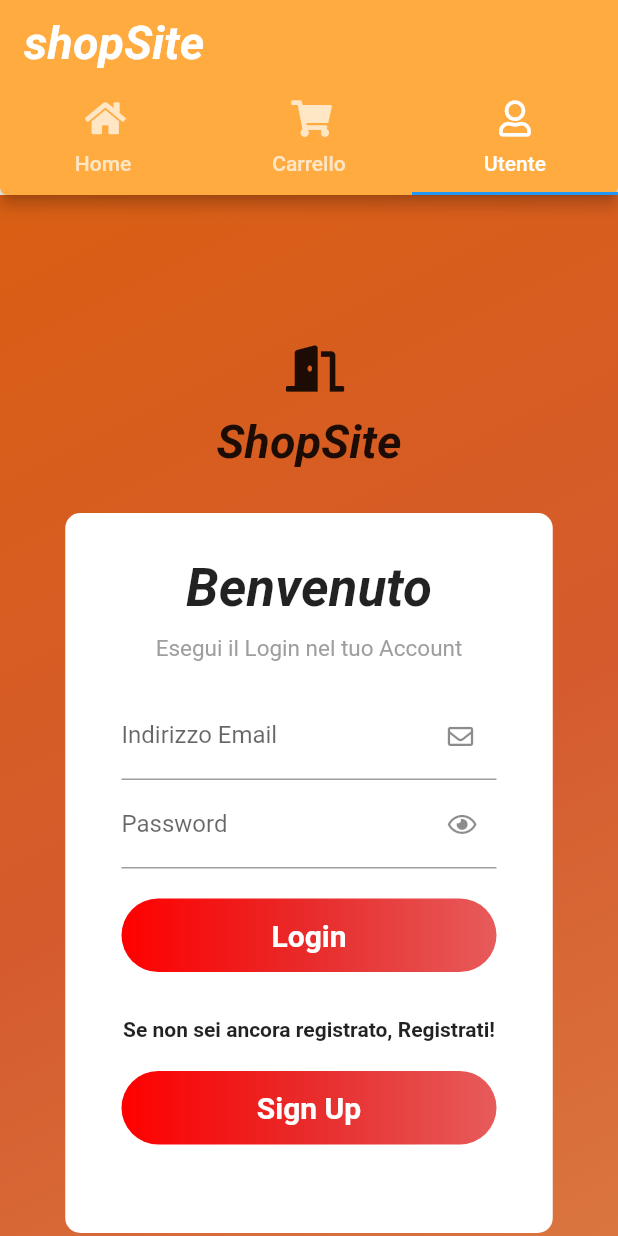
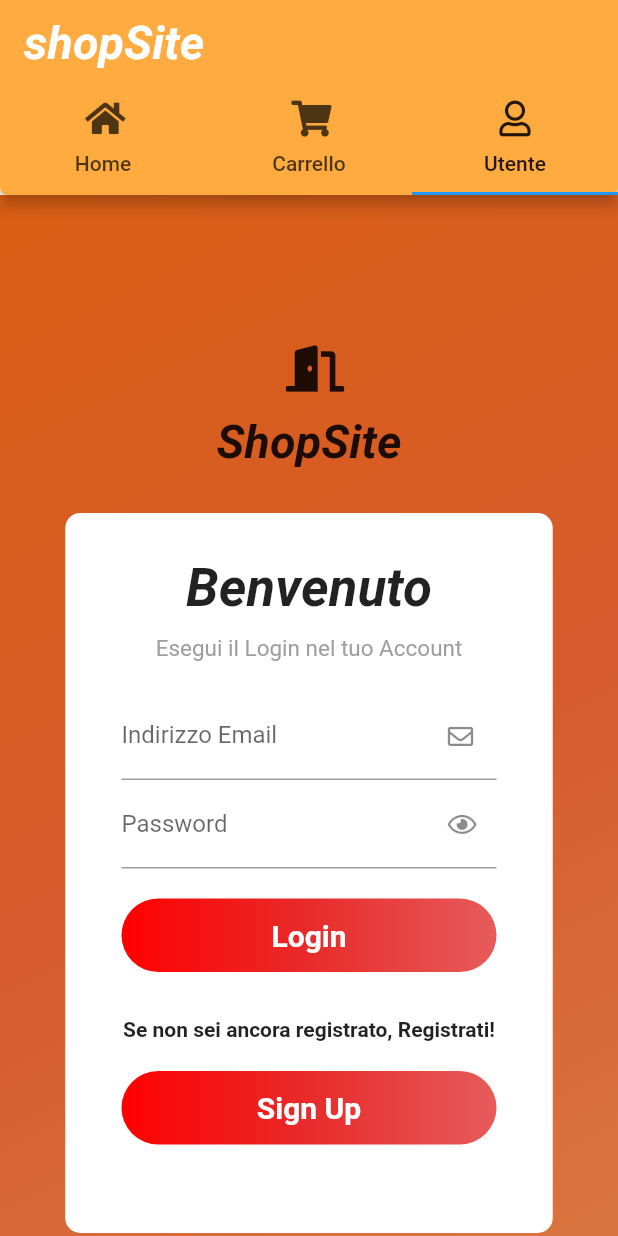
Before and after one commit to Matteio/ecommerce-front-flutter, a Flutter app: the screen it shows after launch, tab 3 chosen, on a phone screen of 412 x 824 dp. Run offline on Flutter 3.47's test engine with Material 2 defaults, Android fonts, the phone set to English and light mode, and no system bars; our stand-ins replace font_awesome_flutter, get; missing offline and left inert: dart:html; network calls fail.

```diff
--- a/lib/InterfacciaGrafica/App.dart
+++ b/lib/InterfacciaGrafica/App.dart
@@ -1,5 +1,8 @@
 import 'package:flutter/material.dart';
+import 'package:front_shop/InterfacciaGrafica/pagine/Cart.dart';
+import 'package:front_shop/InterfacciaGrafica/pagine/Home.dart';
 import 'package:front_shop/InterfacciaGrafica/pagine/Layout.dart';
+import 'package:front_shop/InterfacciaGrafica/pagine/Login.dart';
 import 'package:front_shop/model/support/Constants.dart';
 import 'package:flutter_localizations/flutter_localizations.dart';
 import 'package:provider/provider.dart';
@@ -12,25 +15,19 @@ class App extends StatelessWidget{
     return MaterialApp(
       title: Constants.APP_NAME,
       theme: ThemeData(
-        primaryColor: Colors.purple
+        primaryColor: Colors.orangeAccent
       ),
       debugShowCheckedModeBanner: false,
       home: Layout(title: Constants.APP_NAME),
+      /*initialRoute: "LayoutPage",
+      routes: {
+        "/":(context)=>Layout(title: Constants.APP_NAME),
+        "HomePage":(context)=>Home(),
+        "LoginPage":(context)=>Login(),
+        "CartPage":(context)=>Cart(),
+        "LayoutPage":(context)=>Layout(title: Constants.APP_NAME),
+      },*/
     );
   }//build
 
-  /*
-  @override
-  Widget build(BuildContext context){
-    return ChangeNotifierProvider<ProdProv>(
-      create: (context) => ProdProv(),
-      child:  MaterialApp(
-        debugShowCheckedModeBanner: false,
-        home: ProdottiAdmin(),
-        //home: Layout(title: Constants.APP_NAME),
-      ),
-    );
-  }//build
-  */
-
 }//App
--- a/lib/InterfacciaGrafica/pagine/Layout.dart
+++ b/lib/InterfacciaGrafica/pagine/Layout.dart
@@ -1,3 +1,5 @@
+import 'dart:io';
+
 import 'package:flutter/material.dart';
 import 'package:font_awesome_flutter/font_awesome_flutter.dart';
 import 'package:front_shop/InterfacciaGrafica/pagine/Cart.dart';
--- a/lib/InterfacciaGrafica/pagine/Loggato.dart
+++ b/lib/InterfacciaGrafica/pagine/Loggato.dart
@@ -280,6 +280,7 @@ class _LoggatoState extends State<Loggato> {
 
   void logoutDc(){
     Layout.setLogState(LogInResult.error_wrong_credentials);
+    Constants.EMAIL="";
     print("Logout");
   }//logoutDc
 
--- a/lib/model/support/Constants.dart
+++ b/lib/model/support/Constants.dart
@@ -50,7 +50,7 @@ class Constants {
   static final String RESPONSE_ERROR_QUANTITY_PRODUCT_UNAVAILABLE="ERROR_QUANTITY_PRODUCT_UNAVAILABLE";
   static final String RESPONSE_ERROR_PRODUCT_NOT_FOUND="ERROR_PRODUCT_NOT_FOUND";
   static final String RESPONSE_ERROR_CART_IS_EMPTY = "CartIsEmptyException";
-  static String EMAIL="prova@prova.it";
+  static String EMAIL="";
 
   // messages
   static final String MESSAGE_CONNECTION_ERROR = "connection_error";
```
Also changed, not shown: lib/InterfacciaGrafica/dettagli_pagina_prod/product_page.dart (+9 -6 lines), lib/InterfacciaGrafica/pagine/Home.dart (+12 -3 lines).
